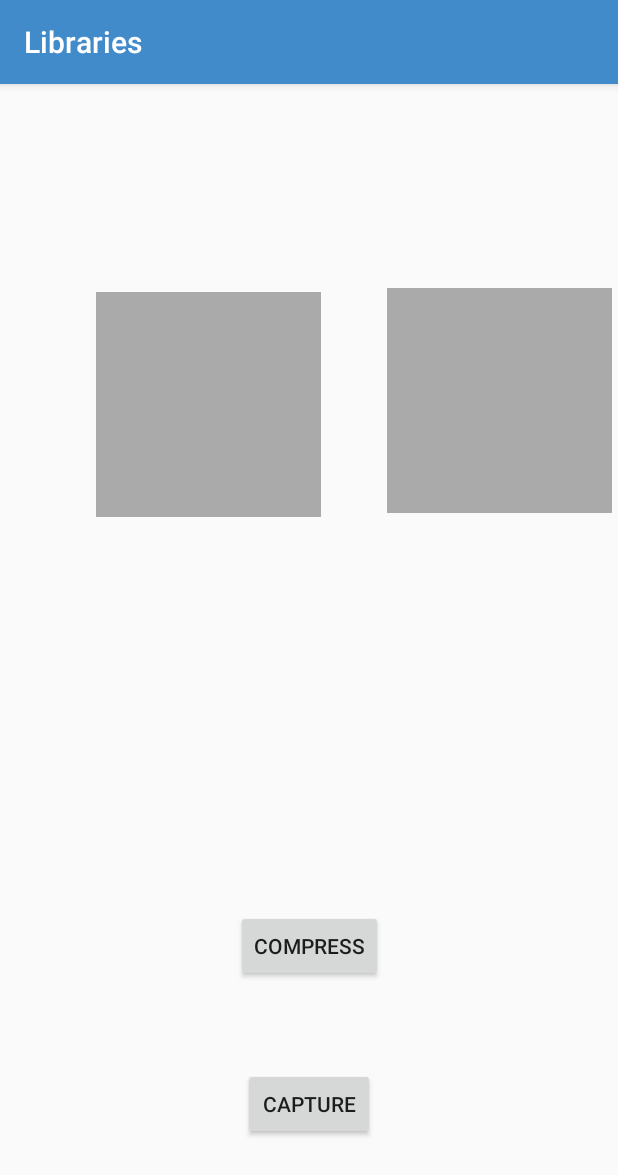
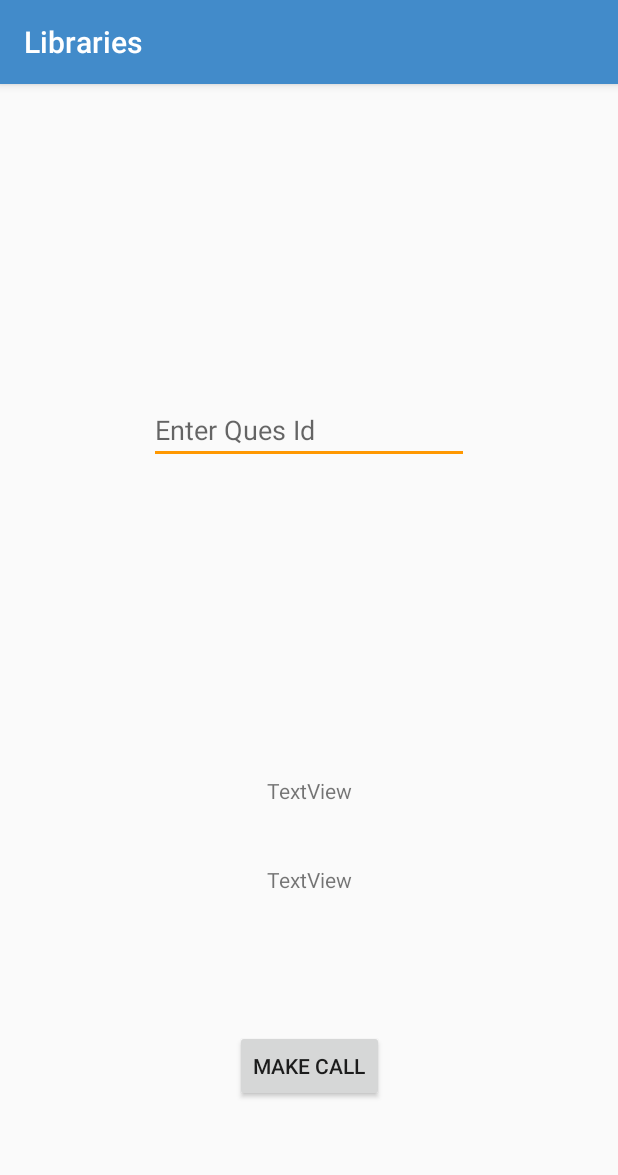
Before and after one commit to techlibplanet/Libraries, an Android app: the screen it shows after launch (ImageCompressActivity before the commit, NetworkActivity after it), after a tap on "COMPRESS", on a phone screen of 412 x 824 dp. Shown: the top 1175 px of the screen. Run offline under Robolectric (Android 15) with nearby library versions, the phone set to English and light mode, and no system bars.

Commit message:
After include retrofit

```diff
--- a/app/src/main/AndroidManifest.xml
+++ b/app/src/main/AndroidManifest.xml
@@ -35,9 +35,9 @@
         <activity
             android:name="com.theartofdev.edmodo.cropper.CropImageActivity"
             android:theme="@style/Base.Theme.AppCompat" />
-        <activity android:name=".imageCompress.ImageCompressActivity"></activity>
-
-        <activity android:name=".camera.UpdatedCameraActivity"></activity>
+        <activity android:name=".imageCompress.ImageCompressActivity" />
+        <activity android:name=".camera.UpdatedCameraActivity" />
+        <activity android:name=".retrofit.NetworkActivity"></activity>
     </application>
 
 </manifest>
--- a/app/src/main/java/com/example/mayank/libraries/Constants.kt
+++ b/app/src/main/java/com/example/mayank/libraries/Constants.kt
@@ -8,6 +8,11 @@ import android.util.Log
 object Constants {
 
 
+    val API_END_POINT = "http://www.alchemyeducation.org/"
+
+    val CONNECTION_TIMEOUT: Long = 60
+    val READ_TIMEOUT: Long = 60
+
     fun showLogDebug(tag: String, message: String){
         Log.d(tag, message)
     }
--- a/app/src/main/java/com/example/mayank/libraries/MainActivity.kt
+++ b/app/src/main/java/com/example/mayank/libraries/MainActivity.kt
@@ -9,6 +9,7 @@ import com.example.mayank.libraries.camera.UpdatedCameraActivity
 import com.example.mayank.libraries.databinding.DataBindingActivity
 import com.example.mayank.libraries.imageCompress.ImageCompressActivity
 import com.example.mayank.libraries.lottie.LottieActivity
+import com.example.mayank.libraries.retrofit.NetworkActivity
 
 class MainActivity : AppCompatActivity() {
 
@@ -38,7 +39,7 @@ class MainActivity : AppCompatActivity() {
     }
 
     fun compressActivity(view: View){
-        val intent = Intent(this, ImageCompressActivity::class.java)
+        val intent = Intent(this, NetworkActivity::class.java)
         startActivity(intent)
     }
 }
--- /dev/null
+++ b/app/src/main/java/com/example/mayank/libraries/retrofit/network/IQuestion.kt
@@ -0,0 +1,20 @@
+package com.example.mayank.libraries.retrofit.network
+
+import android.telecom.Call
+import retrofit2.http.*
+
+interface IQuestion {
+
+
+    @FormUrlEncoded
+    @POST("quiz/get_question.php")
+    fun getQuestion(
+            @Field("ques_id") questionID: String): retrofit2.Call<Void>
+
+    @FormUrlEncoded
+    @POST("quiz/get_question.php")
+    fun getData(
+            @Field("ques_id") questionID: String): retrofit2.Call<Question>
+
+
+}
--- /dev/null
+++ b/app/src/main/res/layout/activity_network.xml
@@ -0,0 +1,67 @@
+<?xml version="1.0" encoding="utf-8"?>
+<android.support.constraint.ConstraintLayout xmlns:android="http://schemas.android.com/apk/res/android"
+    xmlns:app="http://schemas.android.com/apk/res-auto"
+    xmlns:tools="http://schemas.android.com/tools"
+    android:layout_width="match_parent"
+    android:layout_height="match_parent"
+    tools:context=".retrofit.NetworkActivity">
+
+
+    <EditText
+        android:hint="Enter Ques Id"
+        android:id="@+id/editTextQuesId"
+        android:layout_width="wrap_content"
+        android:layout_height="wrap_content"
+        android:layout_marginBottom="8dp"
+        android:layout_marginEnd="8dp"
+        android:layout_marginStart="8dp"
+        android:layout_marginTop="8dp"
+        android:ems="10"
+        android:inputType="number"
+        app:layout_constraintBottom_toTopOf="@+id/textViewQuestion"
+        app:layout_constraintEnd_toEndOf="parent"
+        app:layout_constraintStart_toStartOf="parent"
+        app:layout_constraintTop_toTopOf="parent" />
+
+    <TextView
+        android:id="@+id/textViewQuestion"
+        android:layout_width="wrap_content"
+        android:layout_height="wrap_content"
+        android:layout_marginBottom="40dp"
+        android:layout_marginEnd="8dp"
+        android:layout_marginStart="8dp"
+        android:text="TextView"
+        app:layout_constraintBottom_toTopOf="@+id/textViewOptions"
+        app:layout_constraintEnd_toEndOf="parent"
+        app:layout_constraintStart_toStartOf="parent" />
+
+    <TextView
+        android:id="@+id/textViewOptions"
+        android:layout_width="wrap_content"
+        android:layout_height="wrap_content"
+        android:layout_marginBottom="228dp"
+        android:layout_marginEnd="8dp"
+        android:layout_marginStart="8dp"
+        android:text="TextView"
+        app:layout_constraintBottom_toBottomOf="parent"
+        app:layout_constraintEnd_toEndOf="parent"
+        app:layout_constraintStart_toStartOf="parent" />
+
+    <Button
+        android:onClick="getQuestion"
+        android:id="@+id/buttonGetData"
+        android:layout_width="wrap_content"
+        android:layout_height="wrap_content"
+        android:layout_marginBottom="8dp"
+        android:layout_marginEnd="8dp"
+        android:layout_marginStart="8dp"
+        android:layout_marginTop="80dp"
+        android:text="Make Call"
+        app:layout_constraintBottom_toBottomOf="parent"
+        app:layout_constraintEnd_toEndOf="parent"
+        app:layout_constraintStart_toStartOf="parent"
+        app:layout_constraintTop_toBottomOf="@+id/textViewOptions"
+        app:layout_constraintVertical_bias="0.118"
+        tools:ignore="OnClick" />
+
+</android.support.constraint.ConstraintLayout>
--- a/build.gradle
+++ b/build.gradle
@@ -8,7 +8,7 @@ buildscript {
         anko_version = '0.10.4'
         arch_version = '1.0.0'
         dagger_version = '2.15'
-        retrofit_version = '2.4.0'
+        retrofit_version = '2.3.0'
         glide_version = '4.7.1'
         appauth_version = '0.7.0'
     }
```
Also changed, not shown: app/build.gradle (+41 -0 lines), app/src/main/java/com/example/mayank/libraries/LibrariesApplication.kt (added, +17 -0 lines), app/src/main/java/com/example/mayank/libraries/camera/UpdatedCameraActivity.kt (+85 -35 lines), app/src/main/java/com/example/mayank/libraries/retrofit/NetworkActivity.kt (added, +90 -0 lines), app/src/main/java/com/example/mayank/libraries/retrofit/network/ApiClient.kt (added, +42 -0 lines), app/src/main/java/com/example/mayank/libraries/retrofit/network/Question.kt (added, +30 -0 lines).
